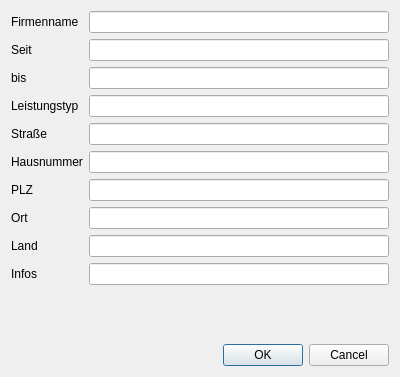
Above: createcompany.ui from green-lion-racing/glr-database before the change. Below: the same form after it.
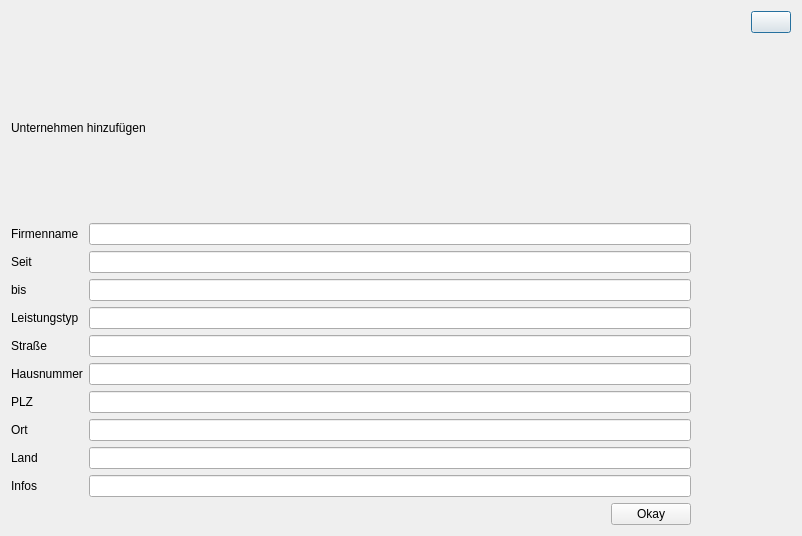
That is the form after the change.

Commit message: Updates layout createcompany

What changed in the file:
```diff
--- a/createcompany.ui
+++ b/createcompany.ui
@@ -6,8 +6,8 @@
    <rect>
     <x>0</x>
     <y>0</y>
-    <width>400</width>
-    <height>377</height>
+    <width>802</width>
+    <height>536</height>
    </rect>
   </property>
   <property name="windowTitle">
@@ -16,22 +16,41 @@
   <layout class="QVBoxLayout" name="verticalLayout_2">
    <item>
     <layout class="QVBoxLayout" name="verticalLayout">
-     <property name="leftMargin">
-      <number>0</number>
-     </property>
-     <property name="topMargin">
-      <number>0</number>
-     </property>
-     <property name="rightMargin">
-      <number>0</number>
-     </property>
-     <property name="bottomMargin">
-      <number>0</number>
-     </property>
+     <item>
+      <layout class="QHBoxLayout" name="horizontalLayout_2">
+       <item>
+        <spacer name="horizontalSpacer_2">
+         <property name="orientation">
+          <enum>Qt::Horizontal</enum>
+         </property>
+         <property name="sizeHint" stdset="0">
+          <size>
+           <width>40</width>
+           <height>20</height>
+          </size>
+         </property>
+        </spacer>
+       </item>
+       <item>
+        <widget class="QPushButton" name="pb_close">
+         <property name="text">
+          <string/>
+         </property>
+        </widget>
+       </item>
+      </layout>
+     </item>
+     <item>
+      <widget class="QLabel" name="l_dialogTitle">
+       <property name="text">
+        <string>Unternehmen hinzufügen</string>
+       </property>
+      </widget>
+     </item>
      <item>
       <layout class="QFormLayout" name="formLayout">
-       <property name="leftMargin">
-        <number>0</number>
+       <property name="rightMargin">
+        <number>100</number>
        </property>
        <item row="0" column="0">
         <widget class="QLabel" name="label">
@@ -110,6 +129,9 @@
          </property>
         </widget>
        </item>
+       <item row="7" column="1">
+        <widget class="QLineEdit" name="le_city"/>
+       </item>
        <item row="8" column="0">
         <widget class="QLabel" name="label_10">
          <property name="text">
@@ -130,23 +152,34 @@
        <item row="9" column="1">
         <widget class="QLineEdit" name="le_info"/>
        </item>
-       <item row="7" column="1">
-        <widget class="QLineEdit" name="le_city"/>
+       <item row="10" column="1">
+        <layout class="QHBoxLayout" name="horizontalLayout">
+         <item>
+          <spacer name="horizontalSpacer">
+           <property name="orientation">
+            <enum>Qt::Horizontal</enum>
+           </property>
+           <property name="sizeHint" stdset="0">
+            <size>
+             <width>40</width>
+             <height>20</height>
+            </size>
+           </property>
+          </spacer>
+         </item>
+         <item>
+          <widget class="QPushButton" name="pb_okay">
+           <property name="text">
+            <string>Okay</string>
+           </property>
+          </widget>
+         </item>
+        </layout>
        </item>
       </layout>
      </item>
     </layout>
    </item>
-   <item>
-    <widget class="QDialogButtonBox" name="buttonBox">
-     <property name="orientation">
-      <enum>Qt::Horizontal</enum>
-     </property>
-     <property name="standardButtons">
-      <set>QDialogButtonBox::Cancel|QDialogButtonBox::Ok</set>
-     </property>
-    </widget>
-   </item>
   </layout>
  </widget>
  <tabstops>
```
Left out of the diff: 35 changed lines with no effect on the pictures. The commit also changes 4 other files.
